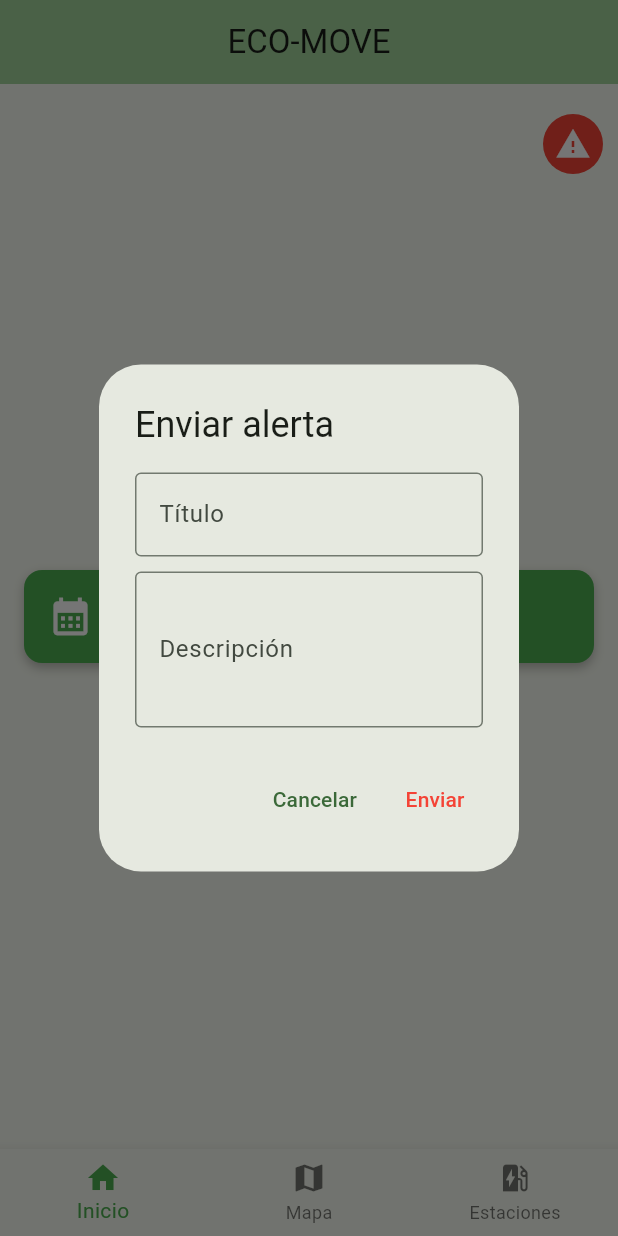
After one commit to pes2425q2-t-gei-upc/Eco-move_frontend, a Flutter app: the screen it shows after launch, after a tap on the "warning" icon, on a phone screen of 412 x 824 dp. The commit adds this screen. Run offline on Flutter 3.47's test engine with Material 3 defaults, Android fonts, the phone set to English and light mode, and no system bars; our stand-ins replace flutter_map, flutter_masked_text2, flutter_secure_storage, font_awesome_flutter, geolocator, latlong2 and 1 more; network calls fail.

Commit message:
Primera version de la alerta

```diff
--- /dev/null
+++ b/lib/alert_dialog_page.dart
@@ -0,0 +1,66 @@
+import 'package:flutter/material.dart';
+import 'package:latlong2/latlong.dart';
+
+class AlertDialogPage extends StatelessWidget {
+  final LatLng? position; // Recibir la posición como parámetro
+
+  const AlertDialogPage({Key? key, this.position}) : super(key: key);
+
+  @override
+  Widget build(BuildContext context) {
+    TextEditingController tituloController = TextEditingController();
+    TextEditingController descripcionController = TextEditingController();
+
+    return AlertDialog(
+      title: const Text("Enviar alerta"),
+      content: Column(
+        mainAxisSize: MainAxisSize.min,
+        children: [
+          TextField(
+            controller: tituloController,
+            decoration: const InputDecoration(
+              labelText: "Título",
+              hintText: "Título", // Ensure the placeholder remains constant
+              border: OutlineInputBorder(),
+            ),
+          ),
+          const SizedBox(height: 10),
+          TextField(
+            controller: descripcionController,
+            decoration: const InputDecoration(
+              labelText: "Descripción",
+              hintText:
+                  "Descripción", // Ensure the placeholder remains constant
+              border: OutlineInputBorder(),
+            ),
+            maxLines: 3,
+          ),
+        ],
+      ),
+      actions: [
+        TextButton(
+          onPressed: () {
+            Navigator.of(context).pop();
+          },
+          child: const Text("Cancelar"),
+        ),
+        TextButton(
+          onPressed: () {
+            print("Título: ${tituloController.text}");
+            print("Descripción: ${descripcionController.text}");
+            if (position != null) {
+              print(
+                'Ubicación: Latitud ${position!.latitude}, Longitud ${position!.longitude}',
+              );
+            } else {
+              print('Ubicación no disponible');
+            }
+            Navigator.of(context).pop();
+          },
+          style: TextButton.styleFrom(foregroundColor: Colors.red),
+          child: const Text("Enviar"),
+        ),
+      ],
+    );
+  }
+}
--- a/lib/main.dart
+++ b/lib/main.dart
@@ -7,6 +7,7 @@ import 'gestio_reserva.dart';
 import 'package:geolocator/geolocator.dart';
 import 'get_bookings.dart';
 import 'refugio_screen.dart';
+import 'alert_dialog_page.dart';
 
 void main() {
   runApp(const MyApp());
@@ -299,42 +300,6 @@ class _MyHomePageState extends State<MyHomePage> {
       MaterialPageRoute(
         builder: (context) => RefugioScreen(idRefugio: idRefugio),
       ),
-    );
-  }
-
-  void _showAlert() {
-    TextEditingController mensajeController = TextEditingController();
-
-    showDialog(
-      context: context,
-      builder: (BuildContext context) {
-        return AlertDialog(
-          title: const Text("Enviar alerta"),
-          content: TextField(
-            controller: mensajeController,
-            decoration: const InputDecoration(
-              hintText: "Mensaje opcional",
-              border: OutlineInputBorder(),
-            ),
-            maxLines: 3,
-          ),
-          actions: [
-            TextButton(
-              onPressed: () {
-                Navigator.of(context).pop();
-              },
-              child: const Text("Cancelar"),
-            ),
-            TextButton(
-              onPressed: () {
-                Navigator.of(context).pop();
-              },
-              style: TextButton.styleFrom(foregroundColor: Colors.red),
-              child: const Text("Enviar"),
-            ),
-          ],
-        );
-      },
     );
   }
 
@@ -954,7 +919,7 @@ class _MyHomePageState extends State<MyHomePage> {
           const SizedBox(height: 10),
           Row(
             children: [
-              const Text('Refugios', style: TextStyle(color: Colors.green)),
+              const Text('Refugios', style: TextStyle(color: Colors.black)),
               Switch(
                 value: mostrarRefugios,
                 onChanged: (value) {
@@ -984,28 +949,37 @@ class _MyHomePageState extends State<MyHomePage> {
         title: Text(widget.title),
         centerTitle: true,
       ),
-      body:
+      body: Stack(
+        children: [
           _selectedIndex == 2
               ? _buildEstacionesList()
               : (_selectedIndex == 1
                   ? Stack(children: [_showMap(), _buildFiltro()])
                   : _buildHomePage()),
-      /*floatingActionButton: Align(
-        alignment: Alignment.bottomRight,
-        child: Padding(
-          padding: const EdgeInsets.all(10.0),
+          Positioned(
+            top: 20.0,
+            right: 10.0,
             child: CircleAvatar(
               backgroundColor: Colors.red,
               radius: 20,
               child: IconButton(
                 icon: const Icon(Icons.warning, color: Colors.white),
-              onPressed: () {
-                _showAlert();
+                onPressed: () async {
+                  _getPosition(); // Actualizar la posición actual
+                  showDialog(
+                    context: context,
+                    builder: (BuildContext context) {
+                      return AlertDialogPage(
+                        position: myPosition, // Pasar la posición actual
+                      );
+                    },
+                  );
                 },
               ),
             ),
           ),
-      ), */
+        ],
+      ),
       bottomNavigationBar: BottomNavigationBar(
         items: const <BottomNavigationBarItem>[
           BottomNavigationBarItem(icon: Icon(Icons.home), label: 'Inicio'),
```
Lines whose indentation alone changed are shown as unchanged.
